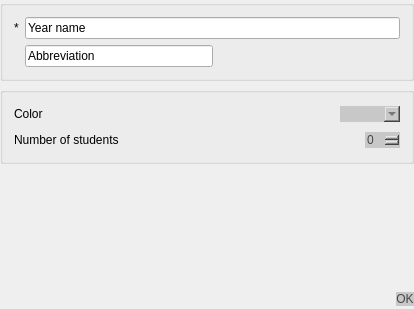
Above: Orar/OrarApp/ClassesDialog.ui from alexandrutm/UnivTimetable before the change. Below: the same form after it.
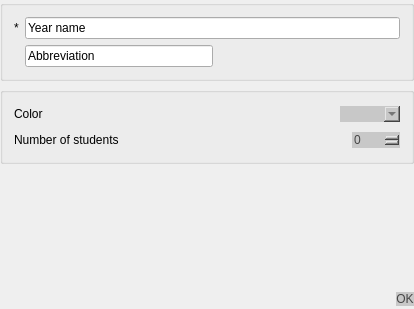
That is the form after the change.

Commit message: function name changed

```diff
--- a/Orar/OrarApp/ClassesDialog.ui
+++ b/Orar/OrarApp/ClassesDialog.ui
@@ -206,6 +206,9 @@
 	background-color: rgb(231, 231, 231);
 }</string>
               </property>
+              <property name="maximum">
+               <number>1000</number>
+              </property>
              </widget>
             </item>
            </layout>
```
The commit also changes 1 other file.
